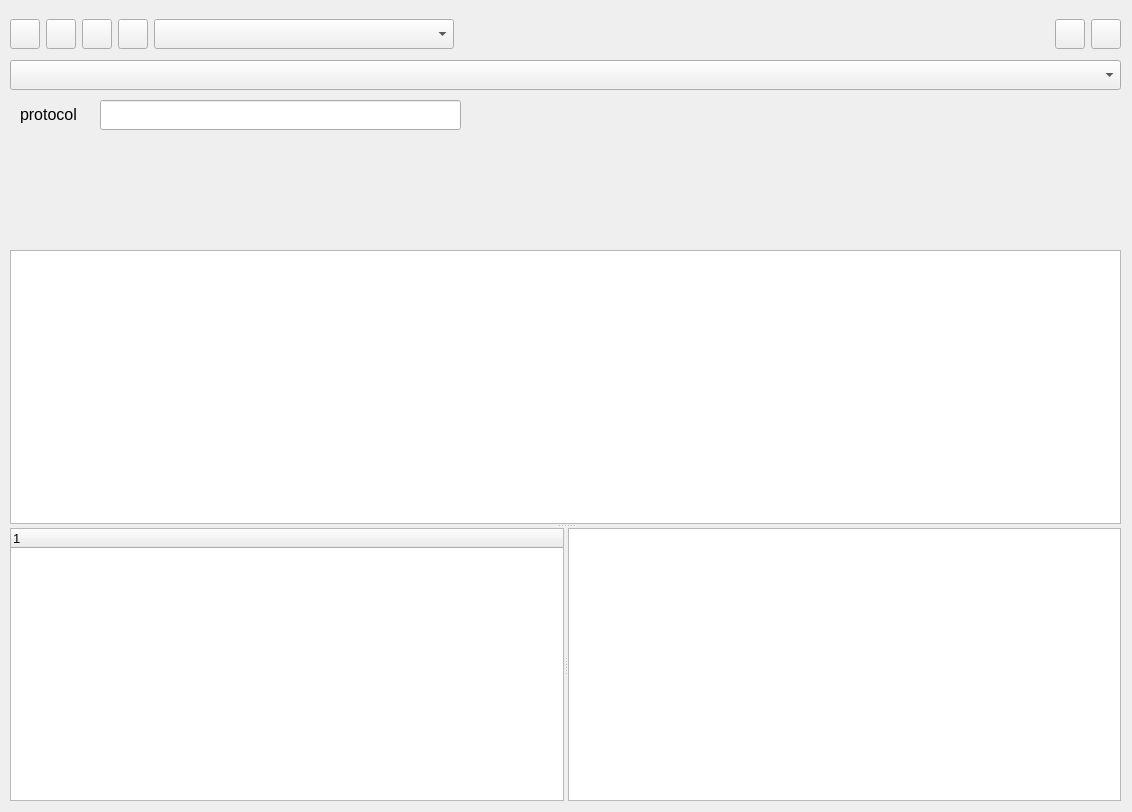
Old version of the form ui/mainWindow.ui in the repository UCAS-FTC/sniffer.
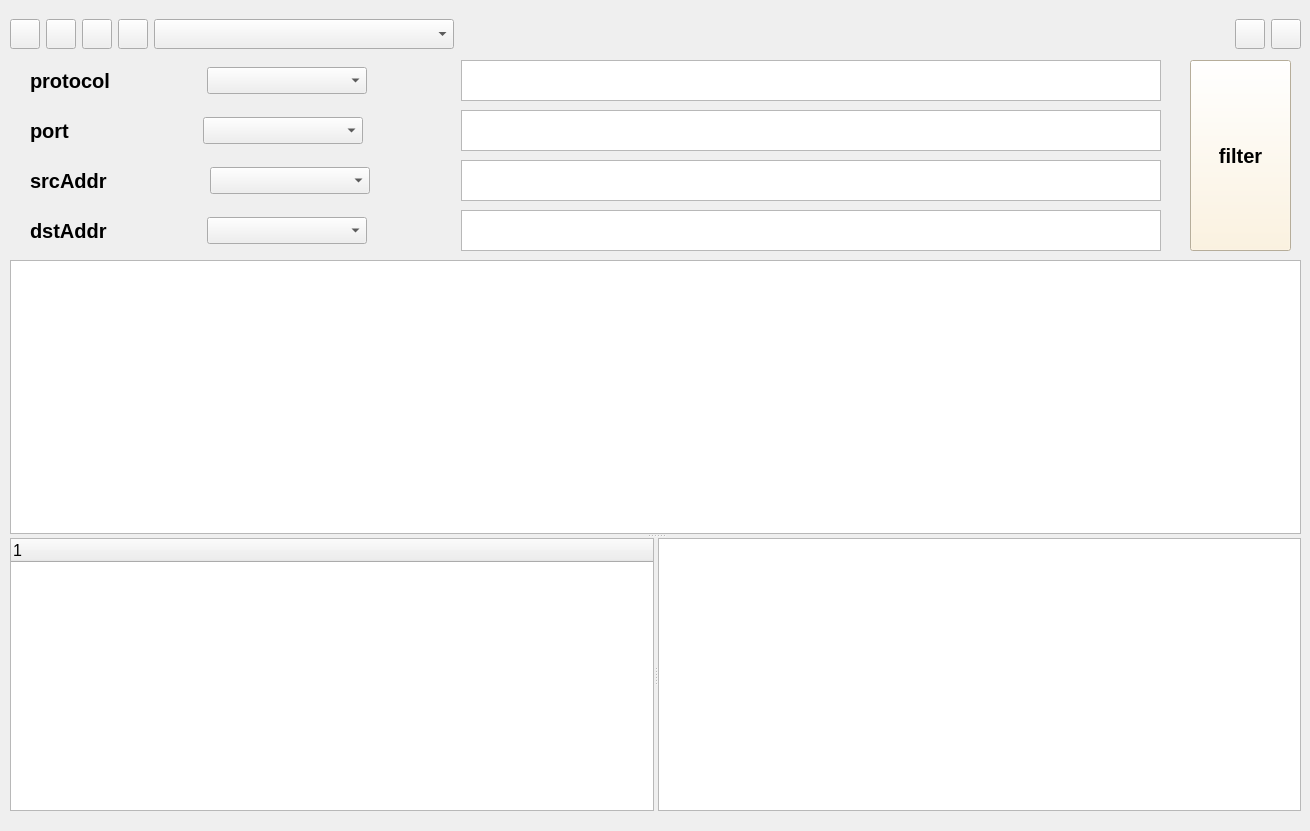
New version of the form. Icons and pictures are not drawn.

```diff
--- a/ui/mainWindow.ui
+++ b/ui/mainWindow.ui
@@ -6,8 +6,8 @@
    <rect>
     <x>0</x>
     <y>0</y>
-    <width>1132</width>
-    <height>812</height>
+    <width>1310</width>
+    <height>831</height>
    </rect>
   </property>
   <property name="sizePolicy">
@@ -18,7 +18,7 @@
   </property>
   <property name="font">
    <font>
-    <pointsize>10</pointsize>
+    <pointsize>12</pointsize>
    </font>
   </property>
   <property name="contextMenuPolicy">
@@ -35,7 +35,7 @@
     <rect>
      <x>10</x>
      <y>10</y>
-     <width>1111</width>
+     <width>1291</width>
      <height>48</height>
     </rect>
    </property>
@@ -216,34 +216,12 @@
     </item>
    </layout>
   </widget>
-  <widget class="QComboBox" name="filter">
-   <property name="geometry">
-    <rect>
-     <x>10</x>
-     <y>60</y>
-     <width>1111</width>
-     <height>30</height>
-    </rect>
-   </property>
-   <property name="minimumSize">
-    <size>
-     <width>0</width>
-     <height>30</height>
-    </size>
-   </property>
-   <property name="maximumSize">
-    <size>
-     <width>16777215</width>
-     <height>30</height>
-    </size>
-   </property>
-  </widget>
   <widget class="QSplitter" name="splitter_2">
    <property name="geometry">
     <rect>
      <x>10</x>
-     <y>250</y>
-     <width>1111</width>
+     <y>260</y>
+     <width>1291</width>
      <height>551</height>
     </rect>
    </property>
@@ -262,38 +240,430 @@
       </property>
      </column>
     </widget>
-    <widget class="QTextEdit" name="textEdit"/>
+    <widget class="QTextEdit" name="textEdit">
+     <property name="styleSheet">
+      <string notr="true">border-color: rgb(255, 255, 255, 0);</string>
+     </property>
+    </widget>
    </widget>
   </widget>
-  <widget class="QLabel" name="label">
+  <widget class="QWidget" name="widget_2" native="true">
    <property name="geometry">
     <rect>
-     <x>20</x>
-     <y>104</y>
-     <width>71</width>
-     <height>21</height>
+     <x>30</x>
+     <y>60</y>
+     <width>1131</width>
+     <height>41</height>
+    </rect>
+   </property>
+   <layout class="QHBoxLayout" name="horizontalLayout_2">
+    <item>
+     <widget class="QLabel" name="label">
+      <property name="font">
+       <font>
+        <pointsize>15</pointsize>
+        <bold>true</bold>
+       </font>
+      </property>
+      <property name="text">
+       <string>protocol</string>
+      </property>
+     </widget>
+    </item>
+    <item>
+     <spacer name="horizontalSpacer_7">
+      <property name="orientation">
+       <enum>Qt::Horizontal</enum>
+      </property>
+      <property name="sizeHint" stdset="0">
+       <size>
+        <width>91</width>
+        <height>20</height>
+       </size>
+      </property>
+     </spacer>
+    </item>
+    <item>
+     <widget class="QComboBox" name="protocolPOB">
+      <property name="minimumSize">
+       <size>
+        <width>160</width>
+        <height>0</height>
+       </size>
+      </property>
+      <property name="maximumSize">
+       <size>
+        <width>160</width>
+        <height>16777215</height>
+       </size>
+      </property>
+     </widget>
+    </item>
+    <item>
+     <spacer name="horizontalSpacer_2">
+      <property name="orientation">
+       <enum>Qt::Horizontal</enum>
+      </property>
+      <property name="sizeHint" stdset="0">
+       <size>
+        <width>0</width>
+        <height>20</height>
+       </size>
+      </property>
+     </spacer>
+    </item>
+    <item>
+     <widget class="QTextEdit" name="protocol">
+      <property name="minimumSize">
+       <size>
+        <width>700</width>
+        <height>0</height>
+       </size>
+      </property>
+      <property name="maximumSize">
+       <size>
+        <width>700</width>
+        <height>16777215</height>
+       </size>
+      </property>
+      <property name="acceptDrops">
+       <bool>false</bool>
+      </property>
+      <property name="styleSheet">
+       <string notr="true">border-color: rgb(255, 255, 255);
+color: rgb(255, 255, 255);</string>
+      </property>
+      <property name="verticalScrollBarPolicy">
+       <enum>Qt::ScrollBarAlwaysOff</enum>
+      </property>
+      <property name="horizontalScrollBarPolicy">
+       <enum>Qt::ScrollBarAlwaysOff</enum>
+      </property>
+      <property name="acceptRichText">
+       <bool>false</bool>
+      </property>
+     </widget>
+    </item>
+   </layout>
+  </widget>
+  <widget class="QWidget" name="widget_3" native="true">
+   <property name="geometry">
+    <rect>
+     <x>30</x>
+     <y>110</y>
+     <width>1131</width>
+     <height>41</height>
+    </rect>
+   </property>
+   <layout class="QHBoxLayout" name="horizontalLayout_3">
+    <item>
+     <widget class="QLabel" name="label_2">
+      <property name="font">
+       <font>
+        <pointsize>15</pointsize>
+        <bold>true</bold>
+       </font>
+      </property>
+      <property name="text">
+       <string>port</string>
+      </property>
+     </widget>
+    </item>
+    <item>
+     <spacer name="horizontalSpacer_4">
+      <property name="orientation">
+       <enum>Qt::Horizontal</enum>
+      </property>
+      <property name="sizeHint" stdset="0">
+       <size>
+        <width>128</width>
+        <height>20</height>
+       </size>
+      </property>
+     </spacer>
+    </item>
+    <item>
+     <widget class="QComboBox" name="portPOB">
+      <property name="minimumSize">
+       <size>
+        <width>160</width>
+        <height>0</height>
+       </size>
+      </property>
+      <property name="maximumSize">
+       <size>
+        <width>160</width>
+        <height>16777215</height>
+       </size>
+      </property>
+     </widget>
+    </item>
+    <item>
+     <spacer name="horizontalSpacer_3">
+      <property name="orientation">
+       <enum>Qt::Horizontal</enum>
+      </property>
+      <property name="sizeHint" stdset="0">
+       <size>
+        <width>40</width>
+        <height>20</height>
+       </size>
+      </property>
+     </spacer>
+    </item>
+    <item>
+     <widget class="QTextEdit" name="port">
+      <property name="minimumSize">
+       <size>
+        <width>700</width>
+        <height>0</height>
+       </size>
+      </property>
+      <property name="maximumSize">
+       <size>
+        <width>700</width>
+        <height>16777215</height>
+       </size>
+      </property>
+      <property name="acceptDrops">
+       <bool>false</bool>
+      </property>
+      <property name="styleSheet">
+       <string notr="true">border-color: rgb(255, 255, 255);
+color: rgb(255, 255, 255);</string>
+      </property>
+      <property name="verticalScrollBarPolicy">
+       <enum>Qt::ScrollBarAlwaysOff</enum>
+      </property>
+      <property name="horizontalScrollBarPolicy">
+       <enum>Qt::ScrollBarAlwaysOff</enum>
+      </property>
+      <property name="acceptRichText">
+       <bool>false</bool>
+      </property>
+     </widget>
+    </item>
+   </layout>
+  </widget>
+  <widget class="QWidget" name="widget_4" native="true">
+   <property name="geometry">
+    <rect>
+     <x>30</x>
+     <y>160</y>
+     <width>1131</width>
+     <height>41</height>
+    </rect>
+   </property>
+   <layout class="QHBoxLayout" name="horizontalLayout_4">
+    <item>
+     <widget class="QLabel" name="label_3">
+      <property name="font">
+       <font>
+        <pointsize>15</pointsize>
+        <bold>true</bold>
+       </font>
+      </property>
+      <property name="text">
+       <string>srcAddr</string>
+      </property>
+     </widget>
+    </item>
+    <item>
+     <spacer name="horizontalSpacer_6">
+      <property name="orientation">
+       <enum>Qt::Horizontal</enum>
+      </property>
+      <property name="sizeHint" stdset="0">
+       <size>
+        <width>97</width>
+        <height>20</height>
+       </size>
+      </property>
+     </spacer>
+    </item>
+    <item>
+     <widget class="QComboBox" name="srcAddrPOB">
+      <property name="minimumSize">
+       <size>
+        <width>160</width>
+        <height>0</height>
+       </size>
+      </property>
+      <property name="maximumSize">
+       <size>
+        <width>160</width>
+        <height>16777215</height>
+       </size>
+      </property>
+     </widget>
+    </item>
+    <item>
+     <spacer name="horizontalSpacer_5">
+      <property name="orientation">
+       <enum>Qt::Horizontal</enum>
+      </property>
+      <property name="sizeHint" stdset="0">
+       <size>
+        <width>40</width>
+        <height>20</height>
+       </size>
+      </property>
+     </spacer>
+    </item>
+    <item>
+     <widget class="QTextEdit" name="srcAddr">
+      <property name="minimumSize">
+       <size>
+        <width>700</width>
+        <height>0</height>
+       </size>
+      </property>
+      <property name="maximumSize">
+       <size>
+        <width>700</width>
+        <height>16777215</height>
+       </size>
+      </property>
+      <property name="acceptDrops">
+       <bool>false</bool>
+      </property>
+      <property name="styleSheet">
+       <string notr="true">border-color: rgb(255, 255, 255);
+color: rgb(255, 255, 255);</string>
+      </property>
+      <property name="verticalScrollBarPolicy">
+       <enum>Qt::ScrollBarAlwaysOff</enum>
+      </property>
+      <property name="horizontalScrollBarPolicy">
+       <enum>Qt::ScrollBarAlwaysOff</enum>
+      </property>
+      <property name="acceptRichText">
+       <bool>false</bool>
+      </property>
+     </widget>
+    </item>
+   </layout>
+  </widget>
+  <widget class="QWidget" name="widget_6" native="true">
+   <property name="geometry">
+    <rect>
+     <x>30</x>
+     <y>210</y>
+     <width>1131</width>
+     <height>41</height>
+    </rect>
+   </property>
+   <layout class="QHBoxLayout" name="horizontalLayout_6">
+    <item>
+     <widget class="QLabel" name="label_5">
+      <property name="font">
+       <font>
+        <pointsize>15</pointsize>
+        <bold>true</bold>
+       </font>
+      </property>
+      <property name="text">
+       <string>dstAddr</string>
+      </property>
+     </widget>
+    </item>
+    <item>
+     <spacer name="horizontalSpacer_9">
+      <property name="orientation">
+       <enum>Qt::Horizontal</enum>
+      </property>
+      <property name="sizeHint" stdset="0">
+       <size>
+        <width>94</width>
+        <height>20</height>
+       </size>
+      </property>
+     </spacer>
+    </item>
+    <item>
+     <widget class="QComboBox" name="dstAddrPOB">
+      <property name="minimumSize">
+       <size>
+        <width>160</width>
+        <height>0</height>
+       </size>
+      </property>
+      <property name="maximumSize">
+       <size>
+        <width>160</width>
+        <height>16777215</height>
+       </size>
+      </property>
+     </widget>
+    </item>
+    <item>
+     <spacer name="horizontalSpacer_10">
+      <property name="orientation">
+       <enum>Qt::Horizontal</enum>
+      </property>
+      <property name="sizeHint" stdset="0">
+       <size>
+        <width>40</width>
+        <height>20</height>
+       </size>
+      </property>
+     </spacer>
+    </item>
+    <item>
+     <widget class="QTextEdit" name="dstAddr">
+      <property name="minimumSize">
+       <size>
+        <width>700</width>
+        <height>0</height>
+       </size>
+      </property>
+      <property name="maximumSize">
+       <size>
+        <width>700</width>
+        <height>16777215</height>
+       </size>
+      </property>
+      <property name="acceptDrops">
+       <bool>false</bool>
+      </property>
+      <property name="styleSheet">
+       <string notr="true">border-color: rgb(255, 255, 255);
+color: rgb(255, 255, 255);</string>
+      </property>
+      <property name="verticalScrollBarPolicy">
+       <enum>Qt::ScrollBarAlwaysOff</enum>
+      </property>
+      <property name="horizontalScrollBarPolicy">
+       <enum>Qt::ScrollBarAlwaysOff</enum>
+      </property>
+      <property name="acceptRichText">
+       <bool>false</bool>
+      </property>
+     </widget>
+    </item>
+   </layout>
+  </widget>
+  <widget class="QPushButton" name="filterButton">
+   <property name="geometry">
+    <rect>
+     <x>1190</x>
+     <y>60</y>
+     <width>101</width>
+     <height>191</height>
     </rect>
    </property>
    <property name="font">
     <font>
-     <pointsize>12</pointsize>
+     <pointsize>15</pointsize>
+     <bold>true</bold>
     </font>
    </property>
+   <property name="styleSheet">
+    <string notr="true">background-color: rgb(255, 242, 215);
+border-color: rgba(255, 255, 255, 0);</string>
+   </property>
    <property name="text">
-    <string>protocol</string>
-   </property>
-  </widget>
-  <widget class="QLineEdit" name="lineEdit">
-   <property name="geometry">
-    <rect>
-     <x>100</x>
-     <y>100</y>
-     <width>361</width>
-     <height>30</height>
-    </rect>
-   </property>
-   <property name="clearButtonEnabled">
-    <bool>true</bool>
+    <string>filter</string>
    </property>
   </widget>
  </widget>
```
Left out of the diff: 15 changed lines with no effect on the pictures.
